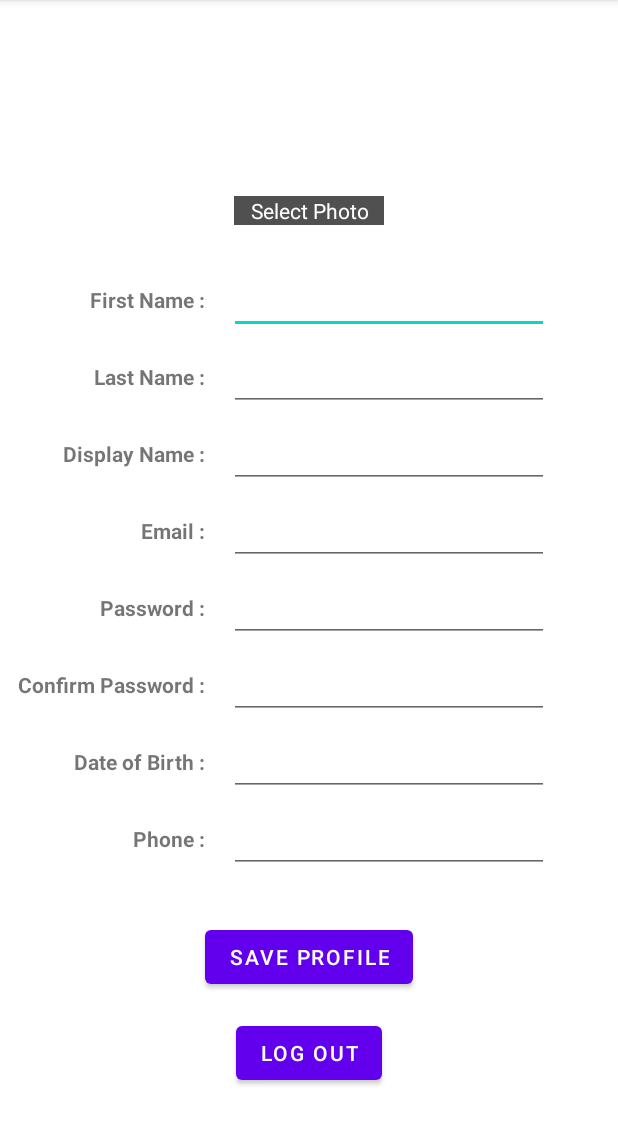
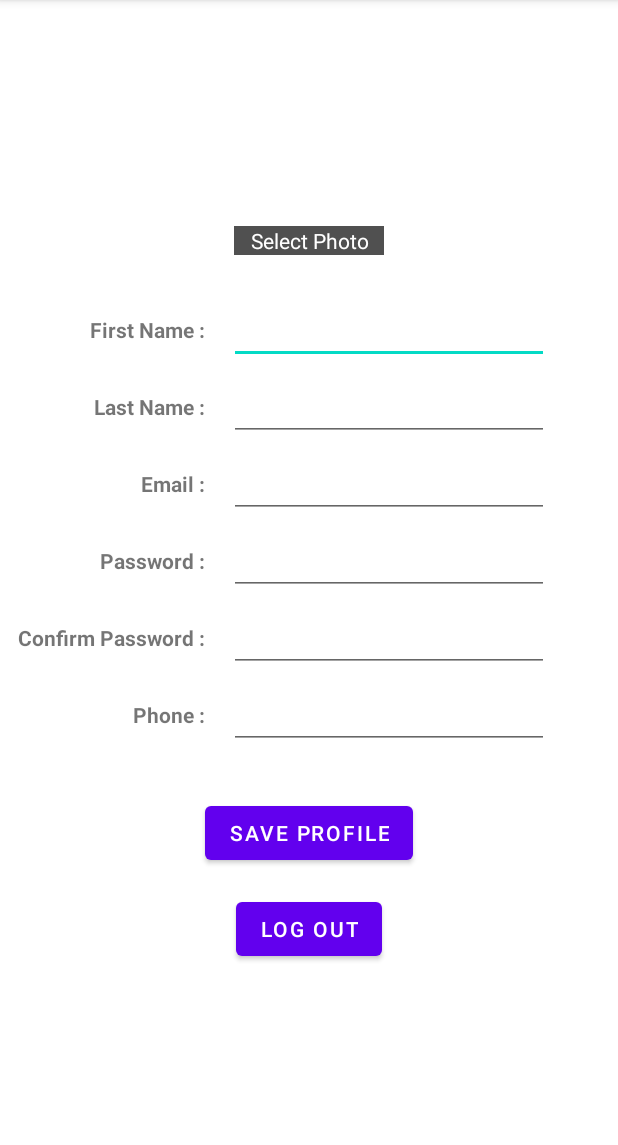
Before and after one commit to tanvimagdum/Android-App-GeoJournal, an Android app: the ProfileActivity screen opened directly, with no data from a screen before it, on a phone screen of 412 x 824 dp, the part 84-1229 px from its top. Run offline under Robolectric (Android 15) with nearby library versions, the phone set to English and light mode, and no system bars.

Commit message:
commit new classes

```diff
--- a/app/src/main/java/com/example/nu_mad_sp2023_final_project_15/UploadPicturesPage.java
+++ b/app/src/main/java/com/example/nu_mad_sp2023_final_project_15/UploadPicturesPage.java
@@ -45,10 +45,6 @@ public class UploadPicturesPage extends AppCompatActivity implements View.OnClic
                         }
                         images.add(imageUri);
                         adapter.notifyDataSetChanged();
-//                        if (imgPreview != null) {
-//                            imgPreview.setVisibility(View.VISIBLE);
-//                            Glide.with(getActivity()).load(imageUri).into(imgPreview);
-//                        }
                     }
                 }
             });
--- a/app/src/main/res/layout/activity_profile.xml
+++ b/app/src/main/res/layout/activity_profile.xml
@@ -27,16 +27,6 @@
         app:layout_constraintEnd_toEndOf="@+id/lblProfileFName"
         app:layout_constraintTop_toBottomOf="@+id/lblProfileFName" />
 
-    <TextView
-        android:id="@+id/lblProfileDisplayName"
-        android:layout_width="wrap_content"
-        android:layout_height="wrap_content"
-        android:layout_marginTop="32dp"
-        android:text="@string/lblProfileDisplayName"
-        android:textStyle="bold"
-        app:layout_constraintEnd_toEndOf="@+id/lblProfileLName"
-        app:layout_constraintTop_toBottomOf="@+id/lblProfileLName" />
-
     <EditText
         android:id="@+id/txtProfileFName"
         android:layout_width="wrap_content"
@@ -59,17 +49,6 @@
         app:layout_constraintStart_toEndOf="@+id/lblProfileLName"
         app:layout_constraintTop_toTopOf="@+id/lblProfileLName" />
 
-    <EditText
-        android:id="@+id/txtProfileDisplayName"
-        android:layout_width="wrap_content"
-        android:layout_height="wrap_content"
-        android:layout_marginStart="16dp"
-        android:ems="10"
-        android:inputType="textPersonName"
-        app:layout_constraintBottom_toBottomOf="@+id/lblProfileDisplayName"
-        app:layout_constraintStart_toEndOf="@+id/lblProfileDisplayName"
-        app:layout_constraintTop_toTopOf="@+id/lblProfileDisplayName" />
-
     <TextView
         android:id="@+id/lblProfileEmail"
         android:layout_width="wrap_content"
@@ -77,8 +56,8 @@
         android:layout_marginTop="32dp"
         android:text="@string/lblProfileEmail"
         android:textStyle="bold"
-        app:layout_constraintEnd_toEndOf="@+id/lblProfileDisplayName"
-        app:layout_constraintTop_toBottomOf="@+id/lblProfileDisplayName" />
+        app:layout_constraintEnd_toEndOf="@+id/lblProfileLName"
+        app:layout_constraintTop_toBottomOf="@+id/lblProfileLName" />
 
     <EditText
         android:id="@+id/txtProfileEmail"
@@ -134,35 +113,14 @@
         app:layout_constraintTop_toTopOf="@+id/lblProfileConfirmPassword" />
 
     <TextView
-        android:id="@+id/lblProfileDOB"
-        android:layout_width="wrap_content"
-        android:layout_height="wrap_content"
-        android:layout_marginTop="32dp"
-        android:text="@string/lblProfileDOB"
-        android:textStyle="bold"
-        app:layout_constraintEnd_toEndOf="@+id/lblProfileConfirmPassword"
-        app:layout_constraintTop_toBottomOf="@+id/lblProfileConfirmPassword" />
-
-    <EditText
-        android:id="@+id/txtProfileDOB"
-        android:layout_width="wrap_content"
-        android:layout_height="wrap_content"
-        android:layout_marginStart="16dp"
-        android:ems="10"
-        android:inputType="textPersonName"
-        app:layout_constraintBottom_toBottomOf="@+id/lblProfileDOB"
-        app:layout_constraintStart_toEndOf="@+id/lblProfileDOB"
-        app:layout_constraintTop_toTopOf="@+id/lblProfileDOB" />
-
-    <TextView
         android:id="@+id/lblProfilePhone"
         android:layout_width="wrap_content"
         android:layout_height="wrap_content"
         android:layout_marginTop="32dp"
         android:text="@string/lblProfilePhone"
         android:textStyle="bold"
-        app:layout_constraintEnd_toEndOf="@+id/lblProfileDOB"
-        app:layout_constraintTop_toBottomOf="@+id/lblProfileDOB" />
+        app:layout_constraintEnd_toEndOf="@+id/lblProfileConfirmPassword"
+        app:layout_constraintTop_toBottomOf="@+id/lblProfileConfirmPassword" />
 
     <EditText
         android:id="@+id/txtProfilePhone"
@@ -179,7 +137,7 @@
         android:id="@+id/imgProfileAvatar"
         android:layout_width="100dp"
         android:layout_height="100dp"
-        android:layout_marginTop="50dp"
+        android:layout_marginTop="70dp"
         app:layout_constraintEnd_toEndOf="parent"
         app:layout_constraintStart_toStartOf="parent"
         app:layout_constraintTop_toTopOf="parent"
```
Also changed, not shown: app/src/main/java/com/example/nu_mad_sp2023_final_project_15/TravelInfo.java (added, +118 -0 lines), app/src/main/java/com/example/nu_mad_sp2023_final_project_15/User.java (added, +59 -0 lines).
